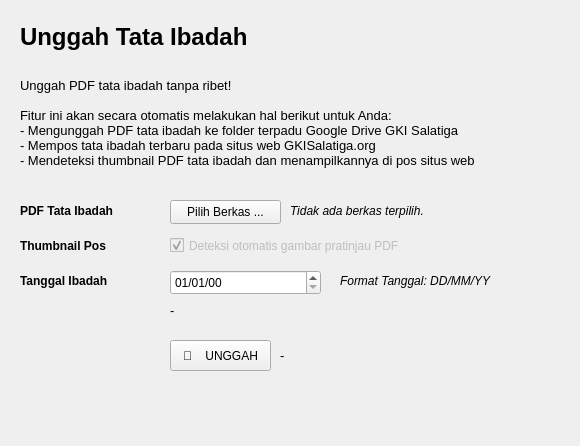
This is qtdesigner-ui/frame_liturgi_upload.ui in gkisalatiga/simon-petrus as Qt 5 draws it before an edit. The edited form follows.
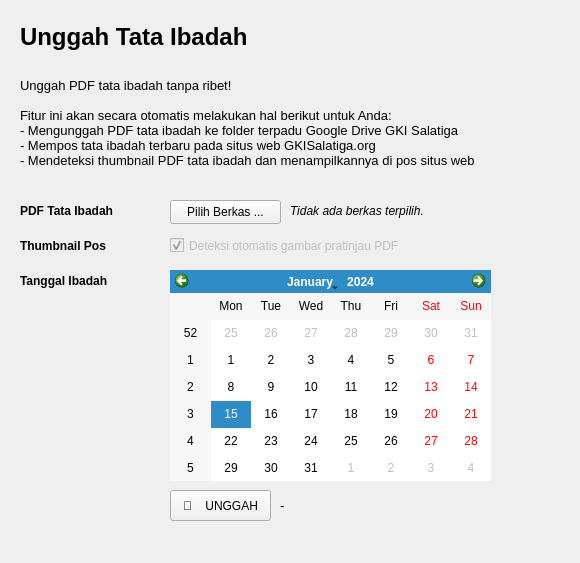
This is the edited form.

```diff
--- a/qtdesigner-ui/frame_liturgi_upload.ui
+++ b/qtdesigner-ui/frame_liturgi_upload.ui
@@ -7,7 +7,7 @@
     <x>0</x>
     <y>0</y>
     <width>580</width>
-    <height>446</height>
+    <height>563</height>
    </rect>
   </property>
   <property name="windowTitle">
@@ -17,7 +17,7 @@
    <property name="geometry">
     <rect>
      <x>170</x>
-     <y>340</y>
+     <y>490</y>
      <width>101</width>
      <height>31</height>
     </rect>
@@ -144,62 +144,11 @@
 </string>
    </property>
   </widget>
-  <widget class="QDateEdit" name="date_picker">
-   <property name="geometry">
-    <rect>
-     <x>170</x>
-     <y>270</y>
-     <width>151</width>
-     <height>25</height>
-    </rect>
-   </property>
-   <property name="displayFormat">
-    <string>dd/MM/yy</string>
-   </property>
-  </widget>
-  <widget class="QLabel" name="txt_cred_loc_3">
-   <property name="geometry">
-    <rect>
-     <x>340</x>
-     <y>270</y>
-     <width>171</width>
-     <height>21</height>
-    </rect>
-   </property>
-   <property name="font">
-    <font>
-     <pointsize>9</pointsize>
-     <italic>true</italic>
-    </font>
-   </property>
-   <property name="text">
-    <string>Format Tanggal: DD/MM/YY</string>
-   </property>
-  </widget>
-  <widget class="QLabel" name="txt_date_format">
-   <property name="geometry">
-    <rect>
-     <x>170</x>
-     <y>300</y>
-     <width>251</width>
-     <height>21</height>
-    </rect>
-   </property>
-   <property name="font">
-    <font>
-     <pointsize>10</pointsize>
-     <italic>false</italic>
-    </font>
-   </property>
-   <property name="text">
-    <string>-</string>
-   </property>
-  </widget>
   <widget class="QLabel" name="label_status">
    <property name="geometry">
     <rect>
      <x>280</x>
-     <y>340</y>
+     <y>490</y>
      <width>271</width>
      <height>31</height>
     </rect>
@@ -255,6 +204,16 @@
     <string>Thumbnail Pos</string>
    </property>
   </widget>
+  <widget class="QCalendarWidget" name="date_picker">
+   <property name="geometry">
+    <rect>
+     <x>170</x>
+     <y>270</y>
+     <width>321</width>
+     <height>211</height>
+    </rect>
+   </property>
+  </widget>
  </widget>
  <resources/>
  <connections/>
```
